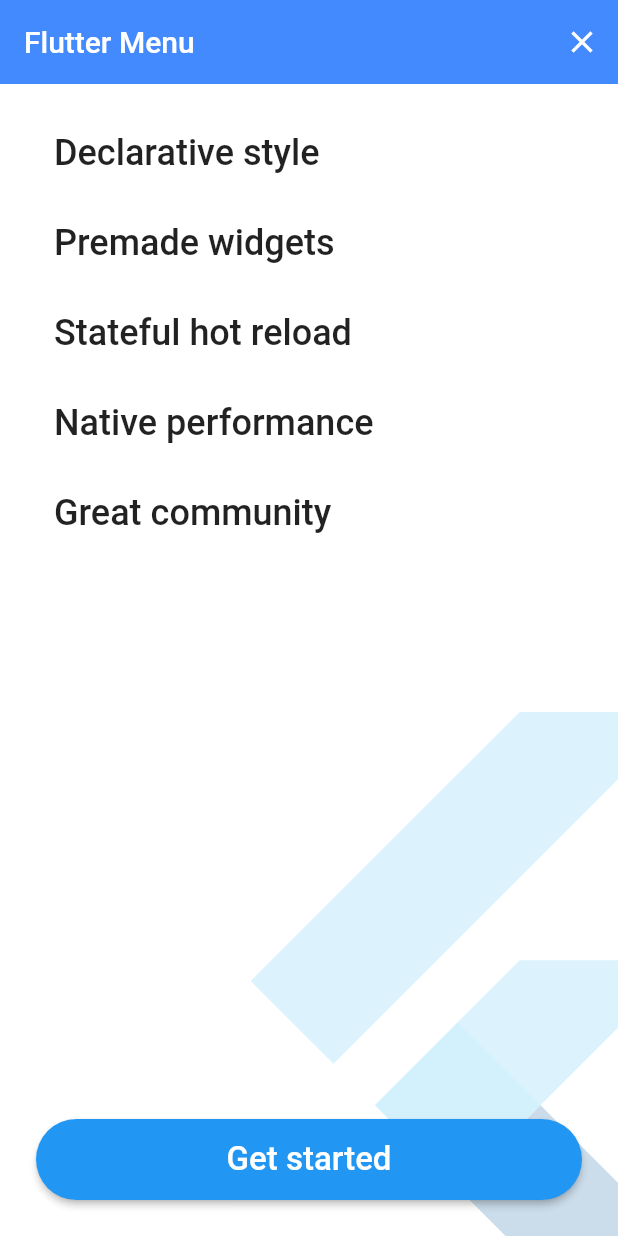
After one commit to ak19992017/mysample, a Flutter app: the MyStaggeredMenuAnimation screen opened directly, after a tap on the "menu" icon, on a phone screen of 412 x 824 dp. The commit adds this screen. Run offline on Flutter 3.47's test engine with Material 2 defaults, Android fonts, the phone set to English and light mode, and no system bars.

Commit message:
staggered menu animation

```diff
--- a/lib/main.dart
+++ b/lib/main.dart
@@ -7,6 +7,7 @@ import 'package:mysample/widgets/gradient/gradient.dart';
 import 'package:mysample/widgets/implict_animation_widget/implict_animation_widget.dart';
 import 'package:mysample/widgets/navigation_rail/navigation_rail.dart';
 import 'package:mysample/widgets/staggered_animation/staggered_animation.dart';
+import 'package:mysample/widgets/staggered_menu_animation/staggered_menu_animation.dart';
 import 'package:mysample/widgets/stopwatch/stopwatch.dart';
 import 'package:mysample/widgets/todo/todo.dart';
 import 'package:mysample/widgets/transform/transform.dart';
@@ -51,7 +52,11 @@ class MyApp extends StatelessWidget {
               ButtonAndWidget(
                   title: '5.Transform ( translate,scale & rotate )',
                   widget: MyTransform()),
-              ButtonAndWidget(title: '🔥Real World Example🔥', widget: MyToDo())
+              ButtonAndWidget(
+                  title: '🔥Real World Example🔥', widget: MyToDo()),
+              ButtonAndWidget(
+                  title: 'Staggered menu animation',
+                  widget: MyStaggeredMenuAnimation()),
             ],
           ),
         ),
--- /dev/null
+++ b/lib/widgets/staggered_menu_animation/menu.dart
@@ -0,0 +1,187 @@
+import 'package:flutter/material.dart';
+
+class Menu extends StatefulWidget {
+  @override
+  _MenuState createState() => _MenuState();
+}
+
+class _MenuState extends State<Menu> with SingleTickerProviderStateMixin {
+  static const _menuTitles = [
+    'Declarative style',
+    'Premade widgets',
+    'Stateful hot reload',
+    'Native performance',
+    'Great community',
+  ];
+
+  static const _initialDelayTime = Duration(milliseconds: 50);
+  static const _itemSlideTime = Duration(milliseconds: 250);
+  static const _staggerTime = Duration(milliseconds: 50);
+  static const _buttonDelayTime = Duration(milliseconds: 150);
+  static const _buttonTime = Duration(milliseconds: 500);
+  final _animationDuration = _initialDelayTime +
+      (_staggerTime * _menuTitles.length) +
+      _buttonDelayTime +
+      _buttonTime;
+
+  late AnimationController _staggeredController;
+  final List<Interval> _itemSlideIntervals = [];
+  late Interval _buttonInterval;
+
+  @override
+  void initState() {
+    super.initState();
+
+    _createAnimationIntervals();
+
+    _staggeredController = AnimationController(
+      vsync: this,
+      duration: _animationDuration,
+    )..forward();
+  }
+
+  void _createAnimationIntervals() {
+    for (var i = 0; i < _menuTitles.length; ++i) {
+      final startTime = _initialDelayTime + (_staggerTime * i);
+      final endTime = startTime + _itemSlideTime;
+      _itemSlideIntervals.add(
+        Interval(
+          startTime.inMilliseconds / _animationDuration.inMilliseconds,
+          endTime.inMilliseconds / _animationDuration.inMilliseconds,
+        ),
+      );
+    }
+
+    final buttonStartTime =
+        Duration(milliseconds: (_menuTitles.length * 50)) + _buttonDelayTime;
+    final buttonEndTime = buttonStartTime + _buttonTime;
+    _buttonInterval = Interval(
+      buttonStartTime.inMilliseconds / _animationDuration.inMilliseconds,
+      buttonEndTime.inMilliseconds / _animationDuration.inMilliseconds,
+    );
+  }
+
+  @override
+  void dispose() {
+    _staggeredController.dispose();
+    super.dispose();
+  }
+
+  @override
+  Widget build(BuildContext context) {
+    return Container(
+      color: Colors.white,
+      child: Stack(
+        fit: StackFit.expand,
+        children: [
+          _buildFlutterLogo(),
+          _buildContent(),
+        ],
+      ),
+    );
+  }
+
+  Widget _buildFlutterLogo() {
+    return const Positioned(
+      right: -100,
+      bottom: -30,
+      child: Opacity(
+        opacity: 0.2,
+        child: FlutterLogo(
+          size: 400,
+        ),
+      ),
+    );
+  }
+
+  Widget _buildContent() {
+    return Column(
+      crossAxisAlignment: CrossAxisAlignment.start,
+      children: [
+        const SizedBox(height: 16),
+        ..._buildListItems(),
+        const Spacer(),
+        _buildGetStartedButton(),
+      ],
+    );
+  }
+
+  List<Widget> _buildListItems() {
+    final listItems = <Widget>[];
+    for (var i = 0; i < _menuTitles.length; ++i) {
+      listItems.add(
+        AnimatedBuilder(
+          animation: _staggeredController,
+          builder: (context, child) {
+            final animationPercent = Curves.easeOut.transform(
+              _itemSlideIntervals[i].transform(_staggeredController.value),
+            );
+            final opacity = animationPercent;
+            final slideDistance = (1.0 - animationPercent) * 150;
+
+            return Opacity(
+              opacity: opacity,
+              child: Transform.translate(
+                offset: Offset(slideDistance, 0),
+                child: child,
+              ),
+            );
+          },
+          child: Padding(
+            padding: const EdgeInsets.symmetric(horizontal: 36.0, vertical: 16),
+            child: Text(
+              _menuTitles[i],
+              textAlign: TextAlign.left,
+              style: const TextStyle(
+                fontSize: 24,
+                fontWeight: FontWeight.w500,
+              ),
+            ),
+          ),
+        ),
+      );
+    }
+    return listItems;
+  }
+
+  Widget _buildGetStartedButton() {
+    return SizedBox(
+      width: double.infinity,
+      child: Padding(
+        padding: const EdgeInsets.all(24.0),
+        child: AnimatedBuilder(
+          animation: _staggeredController,
+          builder: (context, child) {
+            final animationPercent = Curves.elasticOut.transform(
+                _buttonInterval.transform(_staggeredController.value));
+            final opacity = animationPercent.clamp(0.0, 1.0);
+            final scale = (animationPercent * 0.5) + 0.5;
+
+            return Opacity(
+              opacity: opacity,
+              child: Transform.scale(
+                scale: scale,
+                child: child,
+              ),
+            );
+          },
+          child: ElevatedButton(
+            style: ElevatedButton.styleFrom(
+              shape: const StadiumBorder(),
+              primary: Colors.blue,
+              padding: const EdgeInsets.symmetric(horizontal: 48, vertical: 14),
+            ),
+            onPressed: () {},
+            child: const Text(
+              'Get started',
+              style: TextStyle(
+                color: Colors.white,
+                fontSize: 22,
+              ),
+            ),
+          ),
+        ),
+      ),
+    );
+  }
+}
--- /dev/null
+++ b/lib/widgets/staggered_menu_animation/staggered_menu_animation.dart
@@ -0,0 +1,104 @@
+import 'package:flutter/material.dart';
+import 'package:mysample/widgets/staggered_menu_animation/menu.dart';
+
+class MyStaggeredMenuAnimation extends StatefulWidget {
+  const MyStaggeredMenuAnimation({Key? key}) : super(key: key);
+
+  @override
+  _MyStaggeredMenuAnimationState createState() =>
+      _MyStaggeredMenuAnimationState();
+}
+
+class _MyStaggeredMenuAnimationState extends State<MyStaggeredMenuAnimation>
+    with SingleTickerProviderStateMixin {
+  late AnimationController _drawerSlideController;
+
+  @override
+  void initState() {
+    super.initState();
+
+    _drawerSlideController = AnimationController(
+      vsync: this,
+      duration: const Duration(milliseconds: 150),
+    );
+  }
+
+  @override
+  void dispose() {
+    _drawerSlideController.dispose();
+    super.dispose();
+  }
+
+  bool _isDrawerOpen() {
+    return _drawerSlideController.value == 1.0;
+  }
+
+  bool _isDrawerOpening() {
+    return _drawerSlideController.status == AnimationStatus.forward;
+  }
+
+  bool _isDrawerClosed() {
+    return _drawerSlideController.value == 0.0;
+  }
+
+  void _toggleDrawer() {
+    if (_isDrawerOpen() || _isDrawerOpening()) {
+      _drawerSlideController.reverse();
+    } else {
+      _drawerSlideController.forward();
+    }
+  }
+
+  @override
+  Widget build(BuildContext context) {
+    return Scaffold(
+      backgroundColor: Colors.blueAccent,
+      appBar: _buildAppBar(),
+      body: Stack(
+        children: [
+          _buildContent(),
+          _buildDrawer(),
+        ],
+      ),
+    );
+  }
+
+  AppBar _buildAppBar() {
+    return AppBar(
+      title: const Text('Flutter Menu'),
+      backgroundColor: Colors.transparent,
+      elevation: 0.0,
+      automaticallyImplyLeading: false,
+      actions: [
+        AnimatedBuilder(
+          animation: _drawerSlideController,
+          builder: (context, child) {
+            return IconButton(
+              onPressed: _toggleDrawer,
+              icon: _isDrawerOpen() || _isDrawerOpening()
+                  ? const Icon(Icons.clear)
+                  : const Icon(Icons.menu),
+            );
+          },
+        ),
+      ],
+    );
+  }
+
+  Widget _buildContent() {
+    // Put page content here.
+    return const SizedBox();
+  }
+
+  Widget _buildDrawer() {
+    return AnimatedBuilder(
+      animation: _drawerSlideController,
+      builder: (context, child) {
+        return FractionalTranslation(
+          translation: Offset(1.0 - _drawerSlideController.value, 0.0),
+          child: _isDrawerClosed() ? const SizedBox() : Menu(),
+        );
+      },
+    );
+  }
+}
```
